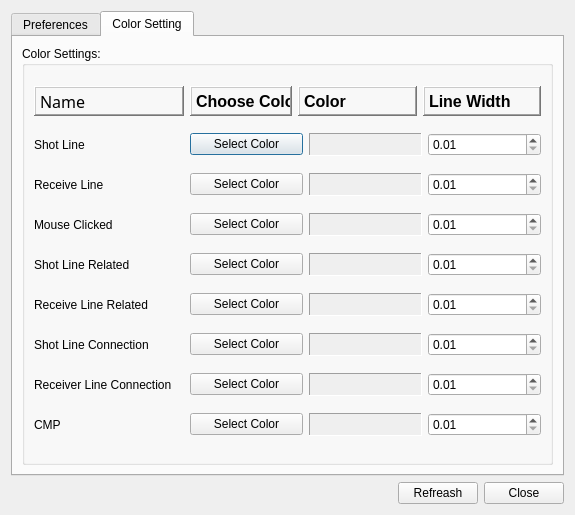
This is qjd_sps_option.ui in xtfllbl/Paint-SPS as Qt 5 draws it before an edit. The edited form follows.
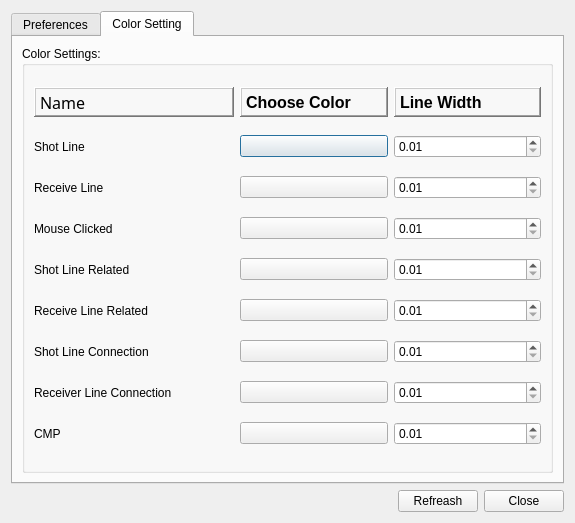
This is the edited form. The open tabs and pages were chosen to show the change. Icons and pictures are not drawn.

What changed in the file:
```diff
--- a/qjd_sps_option.ui
+++ b/qjd_sps_option.ui
@@ -7,7 +7,7 @@
     <x>0</x>
     <y>0</y>
     <width>575</width>
-    <height>515</height>
+    <height>523</height>
    </rect>
   </property>
   <property name="windowTitle">
@@ -538,7 +538,7 @@
              <widget class="QLabel" name="label_13">
               <property name="minimumSize">
                <size>
-                <width>150</width>
+                <width>200</width>
                 <height>0</height>
                </size>
               </property>
@@ -571,7 +571,7 @@
              <widget class="QLabel" name="label_14">
               <property name="maximumSize">
                <size>
-                <width>102</width>
+                <width>160</width>
                 <height>30</height>
                </size>
               </property>
@@ -593,38 +593,6 @@
               </property>
              </widget>
             </item>
-            <item>
-             <widget class="QLabel" name="label_15">
-              <property name="minimumSize">
-               <size>
-                <width>100</width>
-                <height>0</height>
-               </size>
-              </property>
-              <property name="maximumSize">
-               <size>
-                <width>16777215</width>
-                <height>30</height>
-               </size>
-              </property>
-              <property name="font">
-               <font>
-                <pointsize>12</pointsize>
-                <weight>75</weight>
-                <bold>true</bold>
-               </font>
-              </property>
-              <property name="frameShape">
-               <enum>QFrame::WinPanel</enum>
-              </property>
-              <property name="frameShadow">
-               <enum>QFrame::Raised</enum>
-              </property>
-              <property name="text">
-               <string>Color</string>
-              </property>
-             </widget>
-            </item>
             <item>
              <widget class="QLabel" name="label_16">
               <property name="maximumSize">
@@ -659,7 +627,7 @@
              <widget class="QLabel" name="label_4">
               <property name="minimumSize">
                <size>
-                <width>150</width>
+                <width>200</width>
                 <height>0</height>
                </size>
               </property>
@@ -671,28 +639,6 @@
             <item>
              <widget class="QPushButton" name="btnShotLineSC">
               <property name="text">
-               <string>Select Color</string>
-              </property>
-             </widget>
-            </item>
-            <item>
-             <widget class="QLabel" name="labelSL">
-              <property name="minimumSize">
-               <size>
-                <width>100</width>
-                <height>0</height>
-               </size>
-              </property>
-              <property name="autoFillBackground">
-               <bool>true</bool>
-              </property>
-              <property name="frameShape">
-               <enum>QFrame::Panel</enum>
-              </property>
-              <property name="frameShadow">
-               <enum>QFrame::Sunken</enum>
-              </property>
-              <property name="text">
                <string/>
               </property>
              </widget>
@@ -718,7 +664,7 @@
              <widget class="QLabel" name="label_5">
               <property name="minimumSize">
                <size>
-                <width>150</width>
+                <width>200</width>
                 <height>0</height>
                </size>
               </property>
@@ -730,28 +676,6 @@
             <item>
              <widget class="QPushButton" name="btnReceiverLineSC">
               <property name="text">
-               <string>Select Color</string>
-              </property>
-             </widget>
-            </item>
-            <item>
-             <widget class="QLabel" name="labelRL">
-              <property name="minimumSize">
-               <size>
-                <width>100</width>
-                <height>0</height>
-               </size>
-              </property>
-              <property name="autoFillBackground">
-               <bool>true</bool>
-              </property>
-              <property name="frameShape">
-               <enum>QFrame::Panel</enum>
-              </property>
-              <property name="frameShadow">
-               <enum>QFrame::Sunken</enum>
-              </property>
-              <property name="text">
                <string/>
               </property>
              </widget>
@@ -777,7 +701,7 @@
              <widget class="QLabel" name="label_6">
               <property name="minimumSize">
                <size>
-                <width>150</width>
+                <width>200</width>
                 <height>0</height>
                </size>
               </property>
@@ -789,28 +713,6 @@
             <item>
              <widget class="QPushButton" name="btnMouseClickedSC">
               <property name="text">
-               <string>Select Color</string>
-              </property>
-             </widget>
-            </item>
-            <item>
-             <widget class="QLabel" name="labelMC">
-              <property name="minimumSize">
-               <size>
-                <width>100</width>
-                <height>0</height>
-               </size>
-              </property>
-              <property name="autoFillBackground">
-               <bool>true</bool>
-              </property>
-              <property name="frameShape">
-               <enum>QFrame::Panel</enum>
-              </property>
-              <property name="frameShadow">
-               <enum>QFrame::Sunken</enum>
-              </property>
-              <property name="text">
                <string/>
               </property>
              </widget>
@@ -836,7 +738,7 @@
              <widget class="QLabel" name="label_7">
               <property name="minimumSize">
                <size>
-                <width>150</width>
+                <width>200</width>
                 <height>0</height>
                </size>
               </property>
@@ -848,28 +750,6 @@
             <item>
              <widget class="QPushButton" name="btnMouseRelationSCSL">
               <property name="text">
-               <string>Select Color</string>
-              </property>
-             </widget>
-            </item>
-            <item>
-             <widget class="QLabel" name="labelMCRSL">
-              <property name="minimumSize">
-               <size>
-                <width>100</width>
-                <height>0</height>
-               </size>
-              </property>
-              <property name="autoFillBackground">
-               <bool>true</bool>
-              </property>
-              <property name="frameShape">
-               <enum>QFrame::Panel</enum>
-              </property>
-              <property name="frameShadow">
-               <enum>QFrame::Sunken</enum>
-              </property>
-              <property name="text">
                <string/>
               </property>
              </widget>
@@ -895,7 +775,7 @@
              <widget class="QLabel" name="label_10">
               <property name="minimumSize">
                <size>
-                <width>150</width>
+                <width>200</width>
                 <height>0</height>
                </size>
               </property>
@@ -907,28 +787,6 @@
             <item>
              <widget class="QPushButton" name="btnMouseRelationSCRL">
               <property name="text">
-               <string>Select Color</string>
-              </property>
-             </widget>
-            </item>
-            <item>
-             <widget class="QLabel" name="labelMCRRL">
-              <property name="minimumSize">
-               <size>
-                <width>100</width>
-                <height>0</height>
-               </size>
-              </property>
-              <property name="autoFillBackground">
-               <bool>true</bool>
-              </property>
-              <property name="frameShape">
-               <enum>QFrame::Panel</enum>
-              </property>
-              <property name="frameShadow">
-               <enum>QFrame::Sunken</enum>
-              </property>
-              <property name="text">
                <string/>
               </property>
              </widget>
@@ -954,7 +812,7 @@
              <widget class="QLabel" name="label_8">
               <property name="minimumSize">
                <size>
-                <width>150</width>
+                <width>200</width>
                 <height>0</height>
                </size>
               </property>
@@ -966,28 +824,6 @@
             <item>
              <widget class="QPushButton" name="btnShotLineConSC">
               <property name="text">
-               <string>Select Color</string>
-              </property>
-             </widget>
-            </item>
-            <item>
-             <widget class="QLabel" name="labelSLC">
-              <property name="minimumSize">
-               <size>
-                <width>100</width>
-                <height>0</height>
-               </size>
-              </property>
-              <property name="autoFillBackground">
-               <bool>true</bool>
-              </property>
-              <property name="frameShape">
-               <enum>QFrame::Panel</enum>
-              </property>
-              <property name="frameShadow">
-               <enum>QFrame::Sunken</enum>
-              </property>
-              <property name="text">
                <string/>
               </property>
              </widget>
@@ -1013,10 +849,16 @@
              <widget class="QLabel" name="label_9">
               <property name="minimumSize">
                <size>
-                <width>150</width>
+                <width>200</width>
                 <height>0</height>
                </size>
               </property>
+              <property name="maximumSize">
+               <size>
+                <width>150</width>
+                <height>16777215</height>
+               </size>
+              </property>
               <property name="text">
                <string>Receiver Line Connection</string>
               </property>
@@ -1025,28 +867,6 @@
             <item>
              <widget class="QPushButton" name="btnReceiveLineConSC">
               <property name="text">
-               <string>Select Color</string>
-              </property>
-             </widget>
-            </item>
-            <item>
-             <widget class="QLabel" name="labelRLC">
-              <property name="minimumSize">
-               <size>
-                <width>100</width>
-                <height>0</height>
-               </size>
-              </property>
-              <property name="autoFillBackground">
-               <bool>true</bool>
-              </property>
-              <property name="frameShape">
-               <enum>QFrame::Panel</enum>
-              </property>
-              <property name="frameShadow">
-               <enum>QFrame::Sunken</enum>
-              </property>
-              <property name="text">
                <string/>
               </property>
              </widget>
@@ -1072,7 +892,7 @@
              <widget class="QLabel" name="label_12">
               <property name="minimumSize">
                <size>
-                <width>150</width>
+                <width>200</width>
                 <height>0</height>
                </size>
               </property>
@@ -1084,28 +904,6 @@
             <item>
              <widget class="QPushButton" name="btnCMPSC">
               <property name="text">
-               <string>Select Color</string>
-              </property>
-             </widget>
-            </item>
-            <item>
-             <widget class="QLabel" name="labelCMP">
-              <property name="minimumSize">
-               <size>
-                <width>100</width>
-                <height>0</height>
-               </size>
-              </property>
-              <property name="autoFillBackground">
-               <bool>true</bool>
-              </property>
-              <property name="frameShape">
-               <enum>QFrame::Panel</enum>
-              </property>
-              <property name="frameShadow">
-               <enum>QFrame::Sunken</enum>
-              </property>
-              <property name="text">
                <string/>
               </property>
              </widget>
```
Left out of the diff: 74 changed lines with no effect on the pictures.
